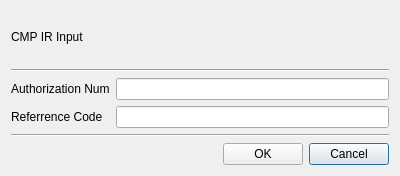
Above: BerEditor/auth_ref_dlg.ui from jykim74/BerEditor before the change. Below: the same form after it.
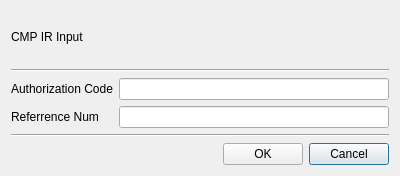
That is the form after the change.

Patch:
```diff
--- a/BerEditor/auth_ref_dlg.ui
+++ b/BerEditor/auth_ref_dlg.ui
@@ -33,14 +33,14 @@
      <item row="1" column="0">
       <widget class="QLabel" name="label_3">
        <property name="text">
-        <string>Referrence Code</string>
+        <string>Referrence Num</string>
        </property>
       </widget>
      </item>
      <item row="0" column="0">
       <widget class="QLabel" name="label_2">
        <property name="text">
-        <string>Authorization Num</string>
+        <string>Authorization Code</string>
        </property>
       </widget>
      </item>
```
Left out of the diff: 4 changed lines with no effect on the pictures.
